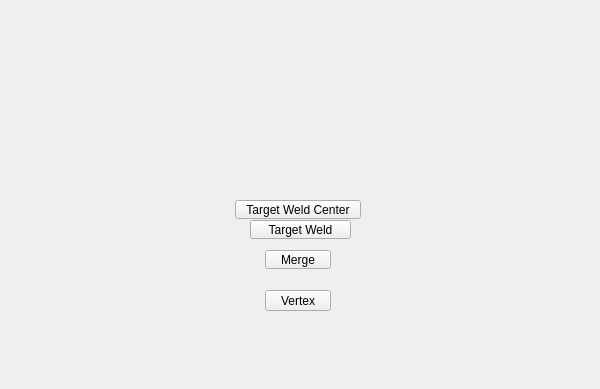
This is tentacle/ui/polygons#vertex#submenu.ui in m3trik/tentacle as Qt 5 draws it before an edit; both pictures show x 0 to 600 and y 0 to 389 of the 600 by 600 pixel window. The edited form follows.
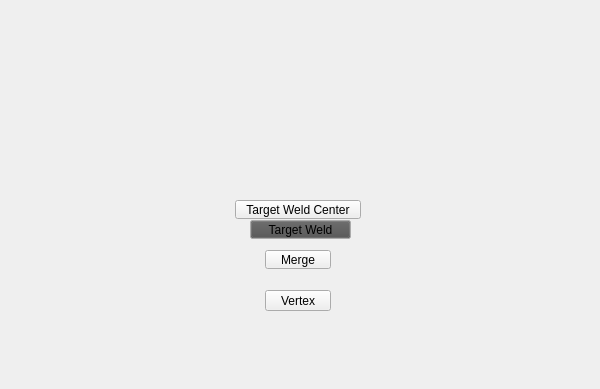
This is the edited form. Custom widgets are drawn as their Qt base class.

Diff of the .ui file:
```diff
--- a/tentacle/ui/polygons#vertex#submenu.ui
+++ b/tentacle/ui/polygons#vertex#submenu.ui
@@ -154,7 +154,7 @@
       <height>18</height>
      </size>
     </property>
-    <property name="balette" stdset="0">
+    <property name="palette" stdset="0">
      <palette>
       <active>
        <colorrole role="Button">
```
Left out of the diff: 2 changed lines with no effect on the pictures.
